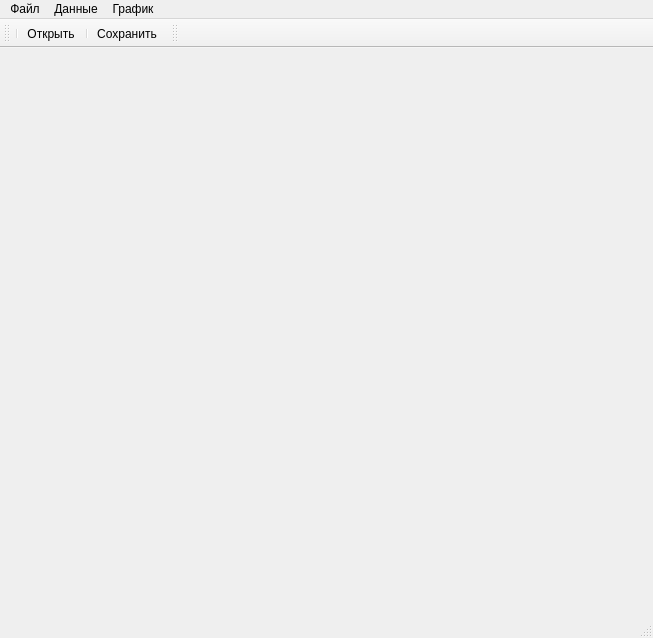
This is graphicsdoc.ui in SukhoiRU/Graphics as Qt 5 draws it before an edit. The edited form follows.
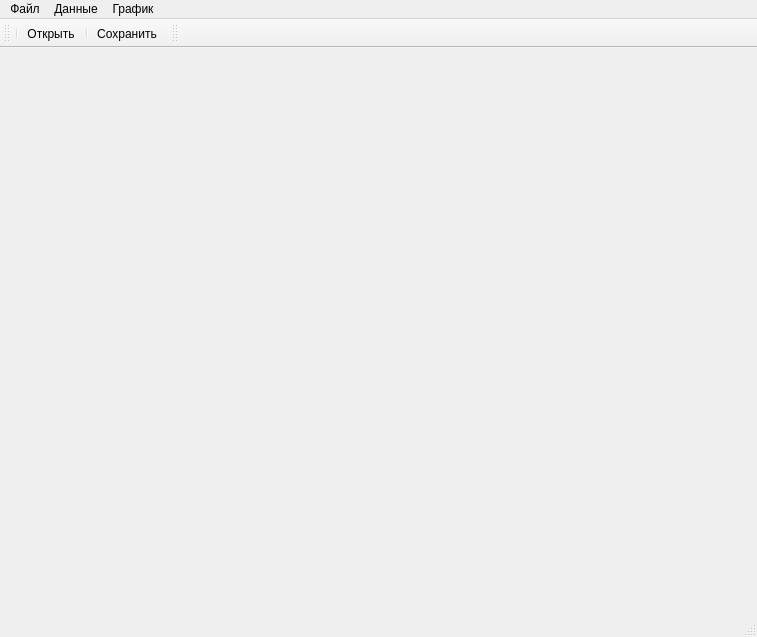
This is the edited form. Icons and pictures are not drawn. Custom widgets are drawn as their Qt base class.

What changed in the file:
```diff
--- a/graphicsdoc.ui
+++ b/graphicsdoc.ui
@@ -6,8 +6,8 @@
    <rect>
     <x>0</x>
     <y>0</y>
-    <width>653</width>
-    <height>638</height>
+    <width>757</width>
+    <height>637</height>
    </rect>
   </property>
   <property name="windowTitle">
@@ -92,7 +92,7 @@
     <rect>
      <x>0</x>
      <y>0</y>
-     <width>653</width>
+     <width>757</width>
      <height>21</height>
     </rect>
    </property>
```
Left out of the diff: 165 changed lines with no effect on the pictures.
